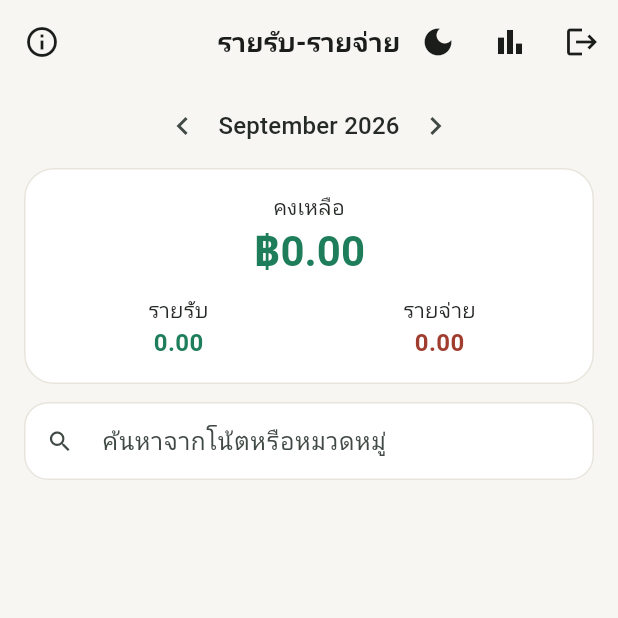
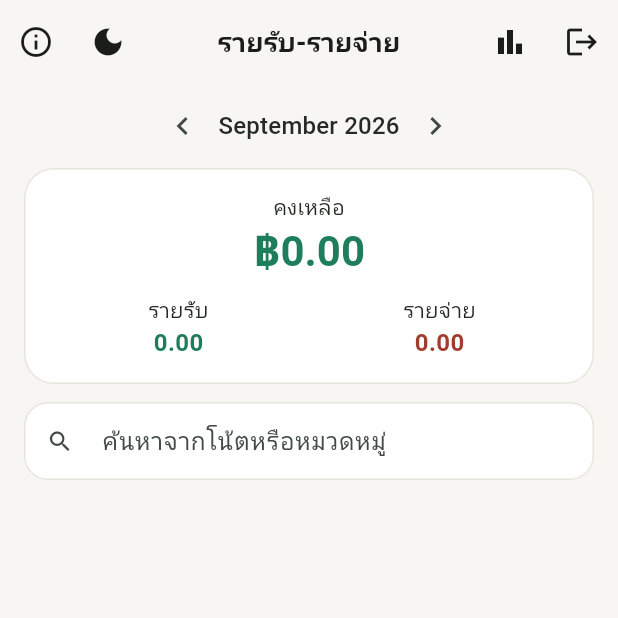
Before and after one commit to Pisit2212/expense-traker-project, a Flutter app: the screen it shows once a user with an empty profile is signed in, on a phone screen of 412 x 824 dp, the top half of it. Run offline on Flutter 3.47's test engine with Material 3 defaults, Android fonts, the phone set to English and light mode, and no system bars; our stand-ins replace cloud_firestore, firebase_auth, firebase_core, fl_chart, google_fonts, shared_preferences; accounts and stored records are empty.

Commit message:
real-final

```diff
--- a/lib/screens/home_screen.dart
+++ b/lib/screens/home_screen.dart
@@ -131,7 +131,10 @@ class _HomeView extends StatelessWidget {
 
     return Scaffold(
       appBar: AppBar(
-        leading: IconButton(
+        leadingWidth: 96,
+        leading: Row(
+          children: [
+            IconButton(
               icon: const Icon(Icons.info_outline),
               tooltip: 'เกี่ยวกับโปรเจกต์',
               onPressed: () => Navigator.push(
@@ -139,8 +142,6 @@ class _HomeView extends StatelessWidget {
                 MaterialPageRoute(builder: (_) => const AboutScreen()),
               ),
             ),
-        title: const Text('รายรับ-รายจ่าย'),
-        actions: [
             Builder(
               builder: (context) {
                 final tc = context.watch<ThemeController>();
@@ -151,6 +152,10 @@ class _HomeView extends StatelessWidget {
                 );
               },
             ),
+          ],
+        ),
+        title: const Text('รายรับ-รายจ่าย'),
+        actions: [
           IconButton(
             icon: const Icon(Icons.bar_chart),
             tooltip: 'สถิติ',
```
Also changed, not shown: lib/screens/stats_screen.dart (+18 -0 lines). Lines whose indentation alone changed are shown as unchanged.
